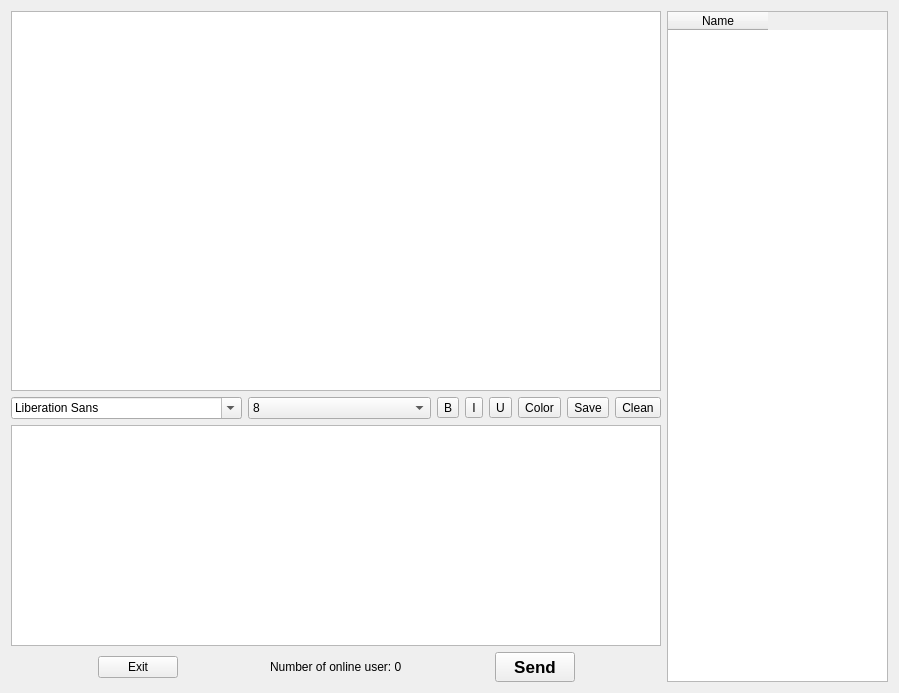
NekoSilverFox/PolyChat, file PolyChatApp/chatboxwidget.ui: the form before one commit.
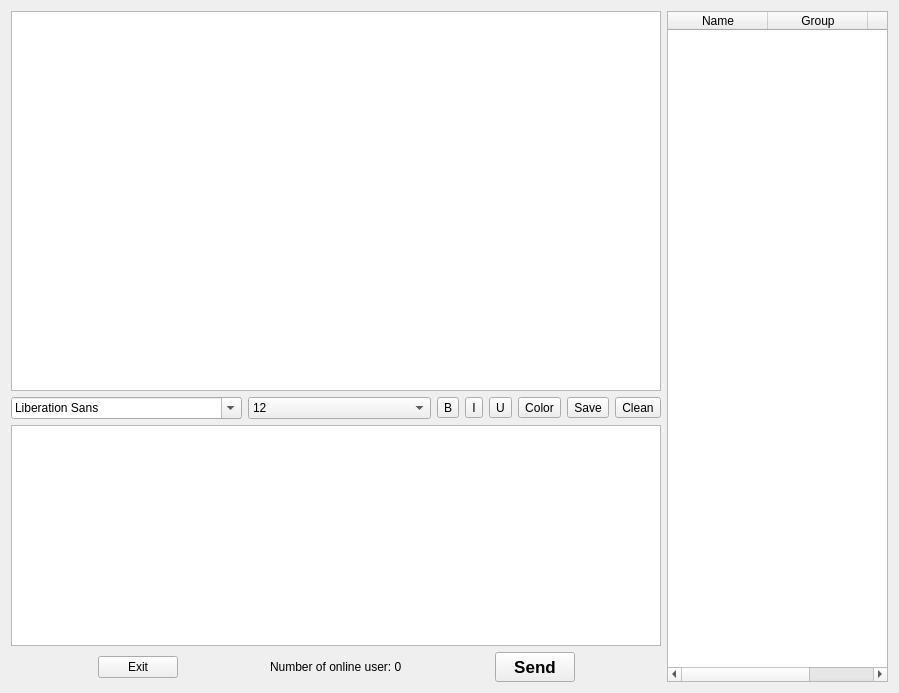
The form after the commit. Icons and pictures are not drawn.

Patch:
```diff
--- a/PolyChatApp/chatboxwidget.ui
+++ b/PolyChatApp/chatboxwidget.ui
@@ -86,6 +86,9 @@
             </item>
             <item>
              <widget class="QComboBox" name="cbxFontSize">
+              <property name="currentIndex">
+               <number>3</number>
+              </property>
               <item>
                <property name="text">
                 <string>8</string>
@@ -410,6 +413,12 @@
        <height>0</height>
       </size>
      </property>
+     <property name="maximumSize">
+      <size>
+       <width>350</width>
+       <height>16777215</height>
+      </size>
+     </property>
      <property name="selectionMode">
       <enum>QAbstractItemView::NoSelection</enum>
      </property>
@@ -421,6 +430,16 @@
        <string>Name</string>
       </property>
      </column>
+     <column>
+      <property name="text">
+       <string>Group</string>
+      </property>
+     </column>
+     <column>
+      <property name="text">
+       <string>IP</string>
+      </property>
+     </column>
     </widget>
    </item>
   </layout>
```
